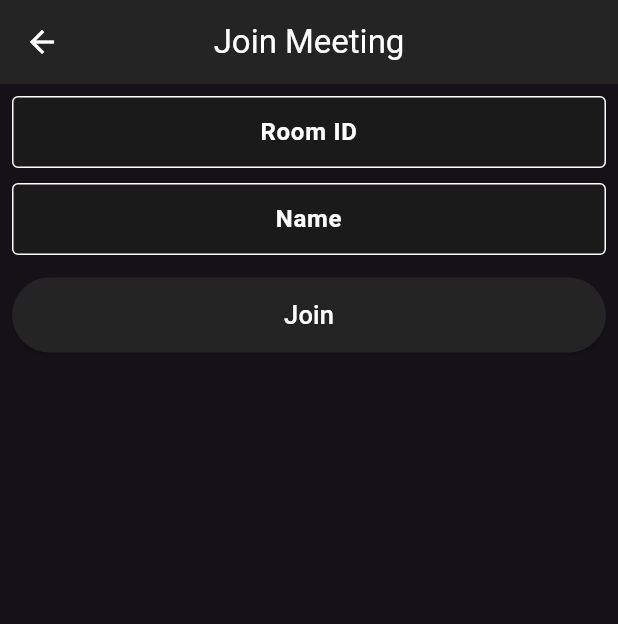
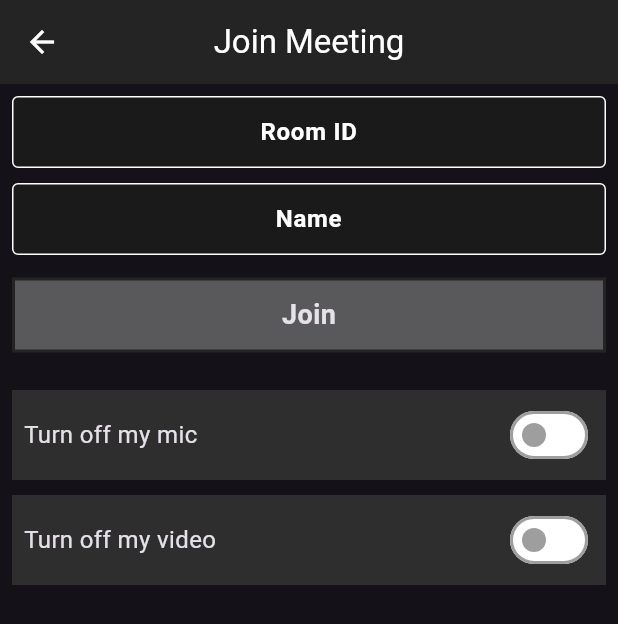
Before and after one commit to AmanKumar2324/bharat_connect, a Flutter app: the JoinMeetingScreen screen opened by its route, after a tap on "Join", on a phone screen of 412 x 824 dp. Shown: the top 624 px of the screen. Run offline on Flutter 3.47's test engine with Material 3 defaults, Android fonts, the phone set to English and light mode, and no system bars; our stand-ins replace cloud_firestore, firebase_auth, firebase_core, google_sign_in; missing offline and left inert: jitsi_meet_wrapper; accounts and stored records are empty.

Commit message:
join meeting functionalities added

```diff
--- a/lib/resources/jitsi_meet_methods.dart
+++ b/lib/resources/jitsi_meet_methods.dart
@@ -12,9 +12,14 @@ class JitsiMeetMethods {
       required bool isAudioMuted,
       required bool isVideoMuted,
       String userName = ''}) async {
-        //  String? serverUrl = serverText.text.trim().isEmpty ? null : serverText.text;
+    //  String? serverUrl = serverText.text.trim().isEmpty ? null : serverText.text;
     try {
       Map<String, Object> featureFlags = {};
+      String name;
+      if (userName.isEmpty) {
+        userName = _authMethods.user.displayName!;
+      } else
+        name = userName;
       var options = JitsiMeetingOptions(
         roomNameOrUrl: roomName,
         isAudioMuted: isAudioMuted,
@@ -79,5 +84,19 @@ class JitsiMeetMethods {
     } catch (e) {
       print("error: ${e}");
     }
+
+    Widget _buildTextField({
+      required String labelText,
+      required TextEditingController controller,
+      String? hintText,
+    }) {
+      return TextField(
+        controller: controller,
+        decoration: InputDecoration(
+            border: const OutlineInputBorder(),
+            labelText: labelText,
+            hintText: hintText),
+      );
+    }
   }
 }
--- a/lib/screens/join_meeting_screen.dart
+++ b/lib/screens/join_meeting_screen.dart
@@ -1,6 +1,7 @@
 import 'package:bharat_connect/resources/auth_methods.dart';
+import 'package:bharat_connect/resources/jitsi_meet_methods.dart';
 import 'package:bharat_connect/utils/colors.dart';
-import 'package:bharat_connect/widgets/custom_button.dart';
+import 'package:bharat_connect/widgets/meeting_options.dart';
 import 'package:flutter/material.dart';
 
 class JoinMeetingScreen extends StatefulWidget {
@@ -14,11 +15,31 @@ class _JoinMeetingScreenState extends State<JoinMeetingScreen> {
   final AuthMethods _authMethods = AuthMethods();
   late TextEditingController meetingController;
   late TextEditingController nameController;
+  final JitsiMeetMethods _jitsiMeetMethods = JitsiMeetMethods();
+  bool isAudioMuted = false;
+  bool isVideoMuted = false;
+
   @override
   void initState() {
     meetingController = TextEditingController();
     nameController = TextEditingController(text: _authMethods.user.displayName);
     super.initState();
+  }
+
+  @override
+  void dispose() {
+    super.dispose();
+    meetingController.dispose();
+    nameController.dispose();
+  }
+
+  _joinMeeting() {
+    _jitsiMeetMethods.createMeeting(
+      roomName: meetingController.text,
+      isAudioMuted: isAudioMuted,
+      isVideoMuted: isVideoMuted,
+      userName: nameController.text,
+    );
   }
 
   @override
@@ -42,8 +63,6 @@ class _JoinMeetingScreenState extends State<JoinMeetingScreen> {
               keyboardType: TextInputType.number,
               textAlign: TextAlign.center,
               decoration: const InputDecoration(
-
-                  // fillColor: Colors.grey.withOpacity(0.2),
                   fillColor: footerColor,
                   enabledBorder: OutlineInputBorder(
                       borderSide: BorderSide(color: Colors.white)),
@@ -56,16 +75,13 @@ class _JoinMeetingScreenState extends State<JoinMeetingScreen> {
               height: 10,
             ),
             TextField(
-              // keyboardAppearance: Brightness.dark,
               cursorColor: Colors.white,
               controller: nameController,
               style: const TextStyle(
                   color: Colors.white, fontWeight: FontWeight.bold),
               maxLines: 1,
-              keyboardType: TextInputType.name,
               textAlign: TextAlign.center,
               decoration: const InputDecoration(
-                  // fillColor: Colors.grey.withOpacity(0.2),
                   fillColor: footerColor,
                   enabledBorder: OutlineInputBorder(
                       borderSide: BorderSide(color: Colors.white)),
@@ -77,10 +93,56 @@ class _JoinMeetingScreenState extends State<JoinMeetingScreen> {
             const SizedBox(
               height: 15,
             ),
-            CustomButton(onPressed: () {}, buttontext: 'Join'),
+            Container(
+              width: double.infinity,
+              height: 50,
+              decoration: BoxDecoration(
+                color: Colors.grey.withOpacity(0.5),
+                // borderRadius: BorderRadius.circular(25),
+                border: Border.all(color: backgroundColor, width: 2),
+              ),
+              child: InkWell(
+                child: Center(
+                  child: Text(
+                    'Join',
+                    style: TextStyle(fontSize: 18, fontWeight: FontWeight.bold),
+                  ),
+                ),
+                onTap: _joinMeeting,
+                borderRadius: BorderRadius.all(
+                  Radius.circular(16),
+                ),
+              ),
+            ),
+            SizedBox(
+              height: 25,
+            ),
+            MeetingOptionsWidget(
+                text: 'Turn off my mic',
+                isMute: isAudioMuted,
+                onChange: onAudioMuted),
+            SizedBox(
+              height: 10,
+            ),
+            MeetingOptionsWidget(
+                text: 'Turn off my video',
+                isMute: isVideoMuted,
+                onChange: onVideoMuted),
           ],
         ),
       ),
     );
   }
+
+  onAudioMuted(bool val) {
+    setState(() {
+      isAudioMuted = val;
+    });
+  }
+
+  onVideoMuted(bool val) {
+    setState(() {
+      isVideoMuted = val;
+    });
+  }
 }
--- /dev/null
+++ b/lib/widgets/meeting_options.dart
@@ -0,0 +1,44 @@
+import 'package:bharat_connect/utils/colors.dart';
+import 'package:flutter/material.dart';
+
+class MeetingOptionsWidget extends StatelessWidget {
+  final String text;
+  final bool isMute;
+  final Function(bool) onChange;
+  const MeetingOptionsWidget(
+      {super.key,
+      required this.text,
+      required this.isMute,
+      required this.onChange});
+
+  @override
+  Widget build(BuildContext context) {
+    return Container(
+      height: 60,
+      color: secondaryBackgroundColor,
+      child: Row(
+        mainAxisAlignment: MainAxisAlignment.spaceBetween,
+        children: [
+          Padding(
+            padding: const EdgeInsets.all(8.0),
+            child: Text(
+              text,
+              style: const TextStyle(fontSize: 16),
+            ),
+          ),
+          Padding(
+            padding: const EdgeInsets.all(8.0),
+            child: Switch(
+              activeColor: Colors.black,
+              activeTrackColor: Colors.grey,
+              inactiveTrackColor: Colors.white,
+              // inactiveThumbColor: footerColor,
+              value: isMute,
+              onChanged: onChange,
+            ),
+          )
+        ],
+      ),
+    );
+  }
+}
```
